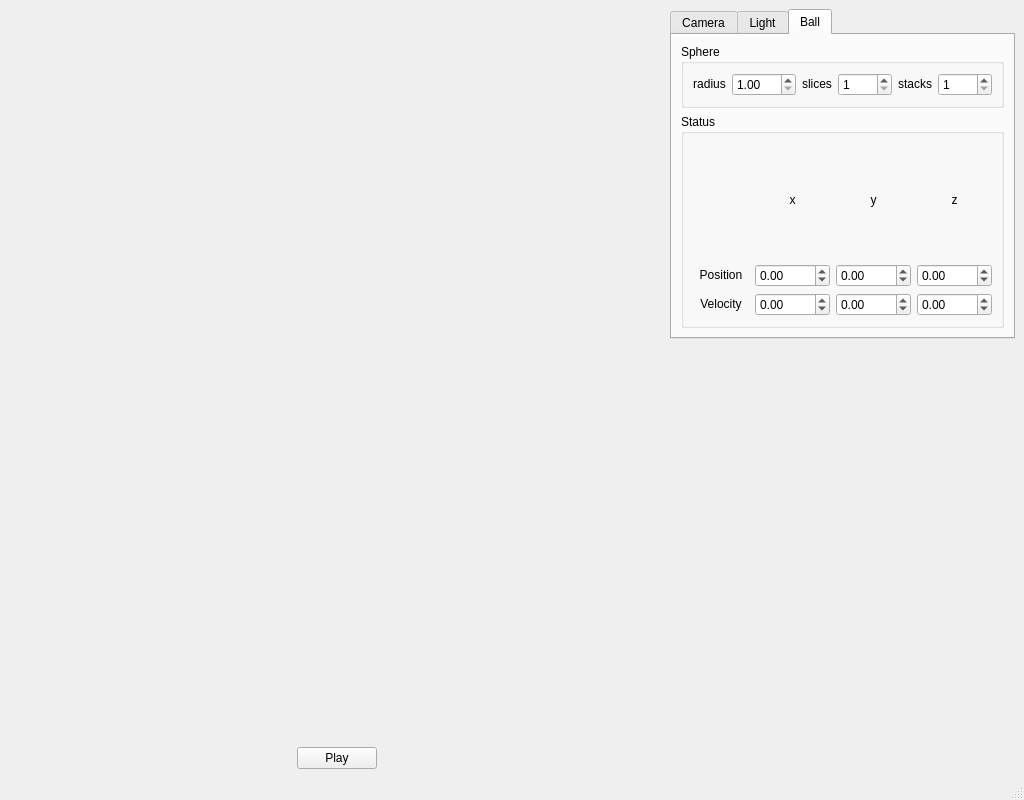
First picture: the form in MainWindow.ui, repository lastland/BasketballGym, before the edit.
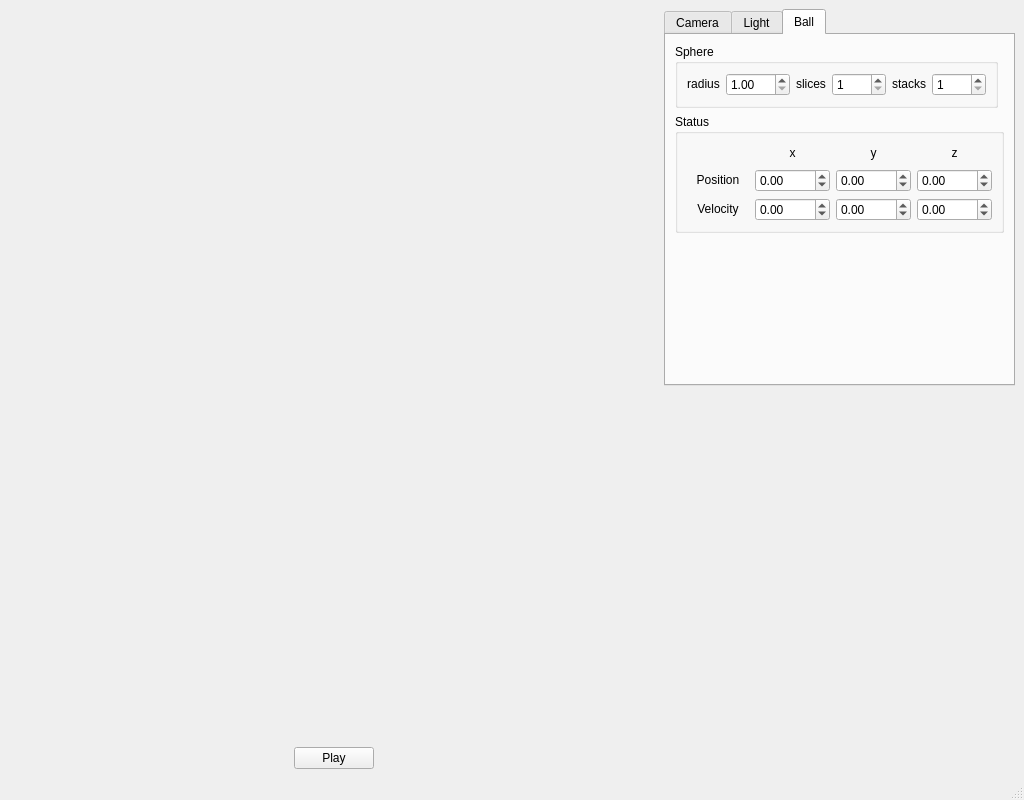
Second picture: the form after the edit. The open tabs and pages were chosen to show the change.

Patch:
```diff
--- a/MainWindow.ui
+++ b/MainWindow.ui
@@ -770,7 +770,7 @@
             </property>
             <layout class="QHBoxLayout" name="horizontalLayout">
              <property name="sizeConstraint">
-              <enum>QLayout::SetMinAndMaxSize</enum>
+              <enum>QLayout::SetFixedSize</enum>
              </property>
              <item>
               <widget class="QLabel" name="label_7">
@@ -850,6 +850,9 @@
              <string>Status</string>
             </property>
             <layout class="QGridLayout" name="gridLayout_2">
+             <property name="sizeConstraint">
+              <enum>QLayout::SetFixedSize</enum>
+             </property>
              <item row="0" column="0">
               <spacer name="horizontalSpacer_4">
                <property name="orientation">
@@ -988,6 +991,19 @@
             </layout>
            </widget>
           </item>
+          <item>
+           <spacer name="verticalSpacer_2">
+            <property name="orientation">
+             <enum>Qt::Vertical</enum>
+            </property>
+            <property name="sizeHint" stdset="0">
+             <size>
+              <width>20</width>
+              <height>140</height>
+             </size>
+            </property>
+           </spacer>
+          </item>
          </layout>
         </widget>
        </widget>
```
Left out of the diff: 30 changed lines with no effect on the pictures.
